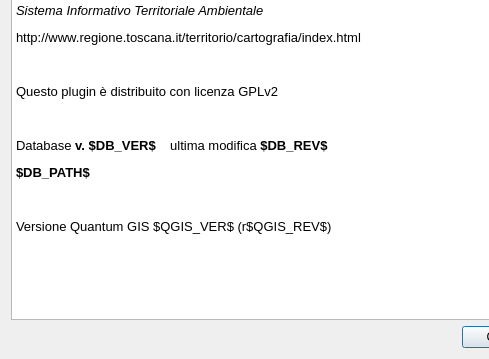
The window that ui/dlgAbout.ui (faunalia/rt_omero) describes before a commit, drawn with Qt 5; both pictures show x 0 to 489 and y 114 to 473 of the 639 by 473 pixel window.
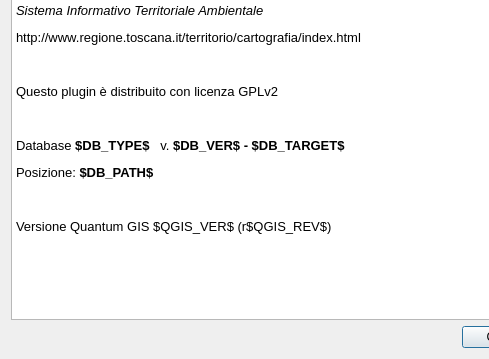
The same window after the commit.

Diff of the .ui file:
```diff
--- a/ui/dlgAbout.ui
+++ b/ui/dlgAbout.ui
@@ -39,8 +39,8 @@
 &lt;p style=&quot;-qt-paragraph-type:empty; margin-top:12px; margin-bottom:0px; margin-left:0px; margin-right:0px; -qt-block-indent:0; text-indent:0px;&quot;&gt;&lt;/p&gt;
 &lt;p style=&quot; margin-top:12px; margin-bottom:0px; margin-left:0px; margin-right:0px; -qt-block-indent:0; text-indent:0px;&quot;&gt;Questo plugin è distribuito con licenza GPLv2&lt;/p&gt;
 &lt;p style=&quot;-qt-paragraph-type:empty; margin-top:12px; margin-bottom:0px; margin-left:0px; margin-right:0px; -qt-block-indent:0; text-indent:0px;&quot;&gt;&lt;/p&gt;
-&lt;p style=&quot; margin-top:12px; margin-bottom:0px; margin-left:0px; margin-right:0px; -qt-block-indent:0; text-indent:0px;&quot;&gt;Database&lt;span style=&quot; font-weight:600;&quot;&gt; v. $DB_VER$ &lt;/span&gt;   ultima modifica&lt;span style=&quot; font-weight:600;&quot;&gt; $DB_REV$ &lt;/span&gt;&lt;/p&gt;
-&lt;p style=&quot; margin-top:12px; margin-bottom:0px; margin-left:0px; margin-right:0px; -qt-block-indent:0; text-indent:0px;&quot;&gt;&lt;span style=&quot; font-weight:600;&quot;&gt;$DB_PATH$ &lt;/span&gt;&lt;/p&gt;
+&lt;p style=&quot; margin-top:12px; margin-bottom:0px; margin-left:0px; margin-right:0px; -qt-block-indent:0; text-indent:0px;&quot;&gt;Database&lt;span style=&quot; font-weight:600;&quot;&gt; $DB_TYPE$ &lt;/span&gt;  v.&lt;span style=&quot; font-weight:600;&quot;&gt; $DB_VER$ - $DB_TARGET$ &lt;/span&gt;&lt;/p&gt;
+&lt;p style=&quot; margin-top:12px; margin-bottom:0px; margin-left:0px; margin-right:0px; -qt-block-indent:0; text-indent:0px;&quot;&gt;Posizione: &lt;span style=&quot; font-weight:600;&quot;&gt;$DB_PATH$ &lt;/span&gt;&lt;/p&gt;
 &lt;p style=&quot;-qt-paragraph-type:empty; margin-top:12px; margin-bottom:0px; margin-left:0px; margin-right:0px; -qt-block-indent:0; text-indent:0px;&quot;&gt;&lt;/p&gt;
 &lt;p style=&quot; margin-top:12px; margin-bottom:0px; margin-left:0px; margin-right:0px; -qt-block-indent:0; text-indent:0px;&quot;&gt;Versione Quantum GIS $QGIS_VER$ (r$QGIS_REV$)&lt;/p&gt;&lt;/body&gt;&lt;/html&gt;</string>
      </property>
```
